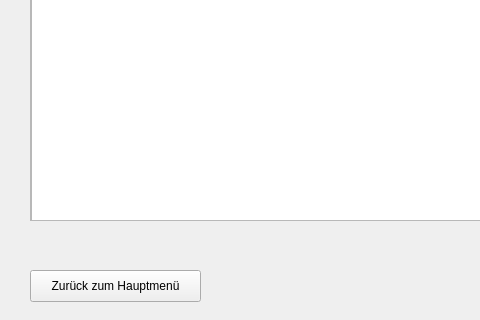
First picture: the form in editnote.ui, repository as070700/Noteapp, before the edit; both pictures show x 0 to 480 and y 280 to 600 of the 800 by 600 pixel window.
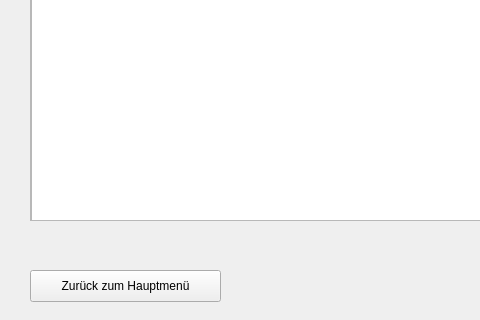
Second picture: the form after the edit. Icons and pictures are not drawn.

```diff
--- a/editnote.ui
+++ b/editnote.ui
@@ -67,13 +67,22 @@
     <rect>
      <x>30</x>
      <y>550</y>
-     <width>171</width>
+     <width>191</width>
      <height>32</height>
     </rect>
    </property>
    <property name="text">
     <string>Zurück zum Hauptmenü</string>
    </property>
+   <property name="icon">
+    <iconset theme="QIcon::ThemeIcon::GoHome"/>
+   </property>
+   <property name="iconSize">
+    <size>
+     <width>18</width>
+     <height>16</height>
+    </size>
+   </property>
   </widget>
   <widget class="QPushButton" name="openButton_editnote">
    <property name="geometry">
```
Left out of the diff: 25 changed lines with no effect on the pictures.
